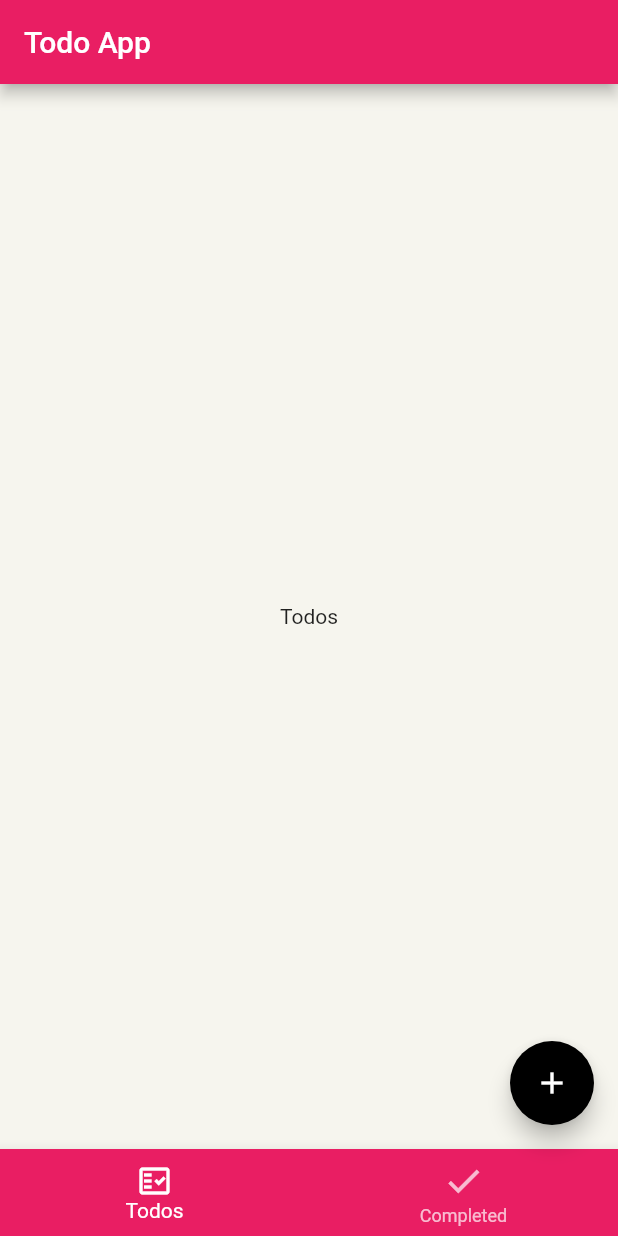
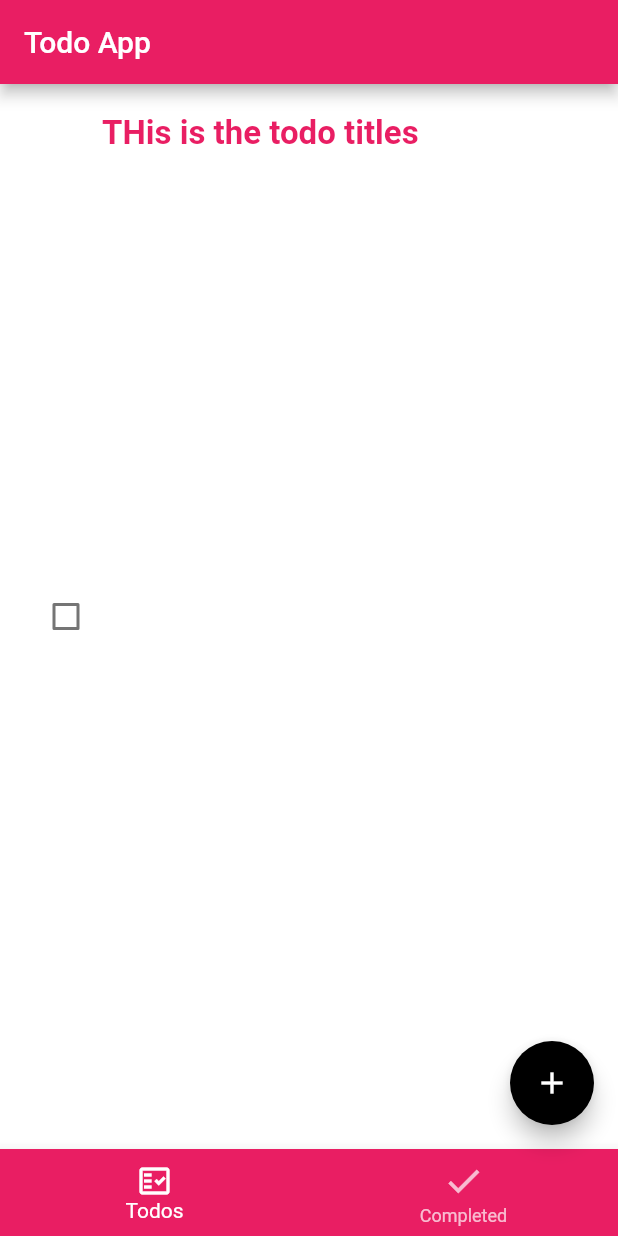
Before and after one commit to manishankarvakta/flutter_crud, a Flutter app: the screen it shows after launch, on a phone screen of 412 x 824 dp. Run offline on Flutter 3.47's test engine with Material 2 defaults, Android fonts, the phone set to English and light mode, and no system bars.

Commit message:
add todo widget

```diff
--- a/lib/page/home_page.dart
+++ b/lib/page/home_page.dart
@@ -1,5 +1,6 @@
 import 'package:flutter/material.dart';
 import 'package:flutter_crud/widget/add_todo_dialog_widget.dart';
+import 'package:flutter_crud/widget/todo_list_widget.dart';
 
 import '../main.dart';
 
@@ -16,9 +17,7 @@ class _HomePageState extends State<HomePage> {
   @override
   Widget build(BuildContext context) {
     final tabs = [
-      Container(
-        child: Center(child: Text("Todos")),
-      ),
+      TodoListWidget(),
       Container(
         child: Center(child: Text("Complete")),
       ),
--- /dev/null
+++ b/lib/widget/todo_list_widget.dart
@@ -0,0 +1,15 @@
+import 'package:flutter/material.dart';
+import 'package:flutter_crud/model/todo.dart';
+import 'package:flutter_crud/widget/todo_widget.dart';
+
+class TodoListWidget extends StatelessWidget {
+  @override
+  Widget build(BuildContext context) {
+    return TodoWidget(
+        todo: Todo(
+      createdTime: DateTime.now(),
+      title: 'THis is the todo titles',
+      id: '',
+    ));
+  }
+}
--- /dev/null
+++ b/lib/widget/todo_widget.dart
@@ -0,0 +1,49 @@
+import 'package:flutter/material.dart';
+import 'package:flutter_crud/model/todo.dart';
+
+class TodoWidget extends StatelessWidget {
+  final Todo todo;
+  const TodoWidget({required this.todo, Key? key}) : super(key: key);
+
+  @override
+  Widget build(BuildContext context) => Container(
+        color: Colors.white,
+        padding: EdgeInsets.all(20),
+        child: Row(
+          children: [
+            Checkbox(
+              value: todo.isDone,
+              onChanged: (_) {},
+              activeColor: Theme.of(context).primaryColor,
+              checkColor: Colors.white,
+            ),
+            Expanded(
+              child: Column(
+                crossAxisAlignment: CrossAxisAlignment.start,
+                children: [
+                  Text(
+                    todo.title,
+                    style: TextStyle(
+                      fontWeight: FontWeight.bold,
+                      color: Theme.of(context).primaryColor,
+                      fontSize: 22,
+                    ),
+                  ),
+                  if (todo.description.isNotEmpty)
+                    Container(
+                      margin: EdgeInsets.only(top: 4),
+                      child: Text(
+                        todo.description,
+                        style: TextStyle(
+                          height: 1.5,
+                          fontSize: 20,
+                        ),
+                      ),
+                    ),
+                ],
+              ),
+            ),
+          ],
+        ),
+      );
+}
```
